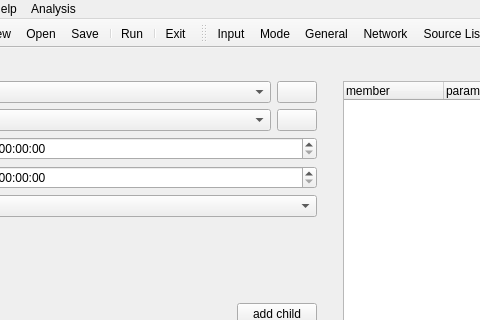
TUW-VieVS/VieSchedpp, file mainwindow.ui: the form before one commit; both pictures show x 164 to 644 and y 0 to 320 of the 1021 by 818 pixel window.
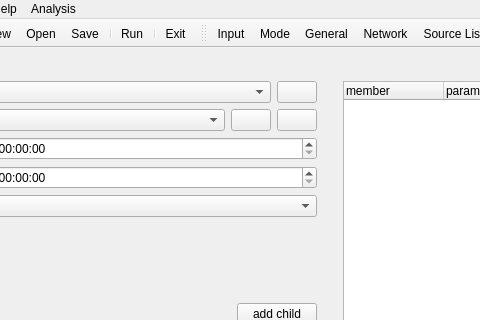
The form after the commit. Icons and pictures are not drawn.

Commit message: new parameters and new parameter design

Diff of the .ui file:
```diff
--- a/mainwindow.ui
+++ b/mainwindow.ui
@@ -3957,6 +3957,13 @@
                   </property>
                  </widget>
                 </item>
+                <item>
+                 <widget class="QPushButton" name="pushButton_parameterBaseline_edit">
+                  <property name="text">
+                   <string/>
+                  </property>
+                 </widget>
+                </item>
                 <item>
                  <widget class="QPushButton" name="pushButton__baselineParameter">
                   <property name="sizePolicy">
```
Left out of the diff: 210 changed lines with no effect on the pictures. The commit also changes 14 other files.
